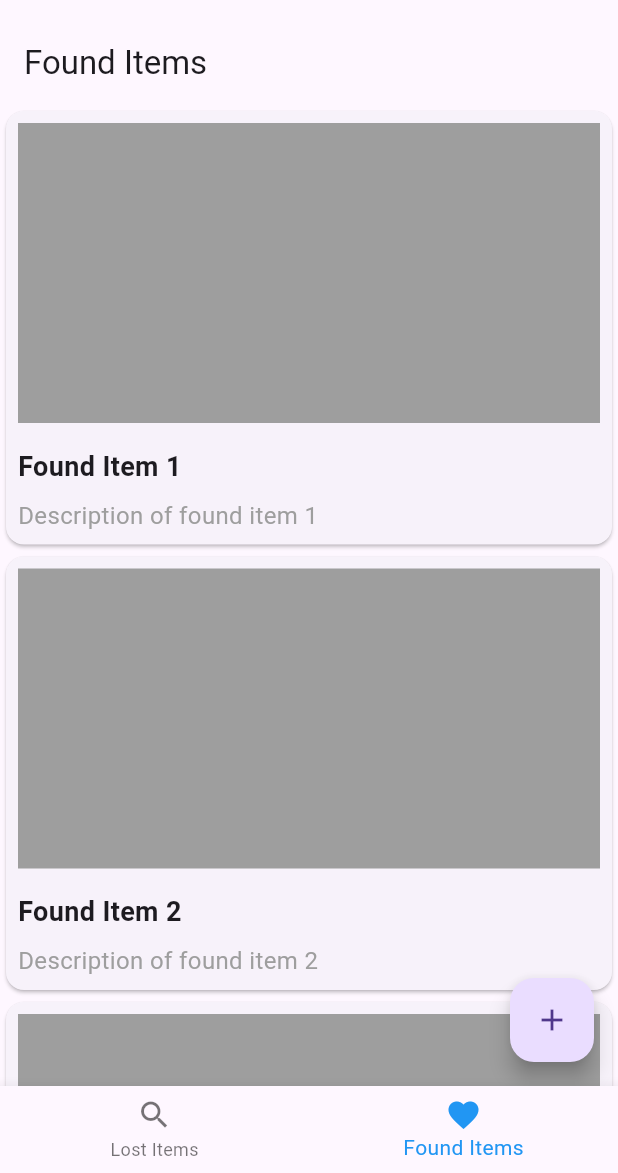
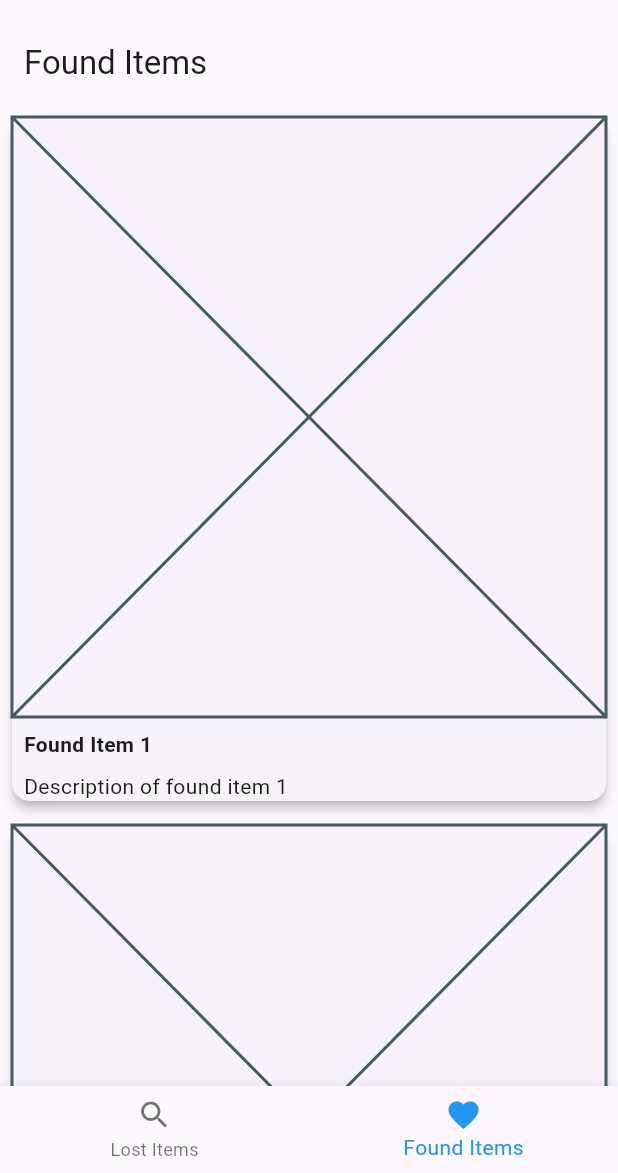
Before and after one commit to Shiva7ganesh/TraceHub, a Flutter app: the screen it shows after launch, item 2 of the bottom bar chosen, on a phone screen of 412 x 824 dp, the part 63-1236 px from its top. Run offline on Flutter 3.47's test engine with Material 3 defaults, Android fonts, the phone set to English and light mode, and no system bars.

```diff
--- a/lib/LostItemDetailsPage.dart
+++ b/lib/LostItemDetailsPage.dart
@@ -5,9 +5,9 @@ class LostItemDetailsPage extends StatelessWidget {
   Widget build(BuildContext context) {
     return Scaffold(
       appBar: AppBar(
-        title: Text('Lost Item Details'),
+        title: const Text('Lost Item Details'),
       ),
-      body: Center(
+      body: const Center(
         child: Text('Detailed view of the selected lost item'),
       ),
     );
--- a/lib/MyHomePage.dart
+++ b/lib/MyHomePage.dart
@@ -3,10 +3,12 @@ import 'found_items_page.dart'; // Import FoundItemsPage widget here
 import 'lost_items_page.dart'; // Import LostItemsPage widget here
 
 void main() {
-  runApp(MyApp());
+  runApp(const MyApp());
 }
 
 class MyApp extends StatelessWidget {
+  const MyApp({super.key});
+
   @override
   Widget build(BuildContext context) {
     return MaterialApp(
@@ -14,12 +16,14 @@ class MyApp extends StatelessWidget {
       theme: ThemeData(
         primarySwatch: Colors.blue,
       ),
-      home: MyHomePage(),
+      home: const MyHomePage(),
     );
   }
 }
 
 class MyHomePage extends StatefulWidget {
+  const MyHomePage({super.key});
+
   @override
   _MyHomePageState createState() => _MyHomePageState();
 }
@@ -27,7 +31,7 @@ class MyHomePage extends StatefulWidget {
 class _MyHomePageState extends State<MyHomePage> {
   int _selectedIndex = 0;
 
-  static List<Widget> _widgetOptions = <Widget>[
+  static final List<Widget> _widgetOptions = <Widget>[
     LostItemsPage(), // Use LostItemsPage widget
     FoundItemsPage(), // Use FoundItemsPage widget
   ];
@@ -42,7 +46,7 @@ class _MyHomePageState extends State<MyHomePage> {
   Widget build(BuildContext context) {
     return Scaffold(
       appBar: AppBar(
-        title: Text('Lost & Found App'),
+        title: const Text('Lost & Found App'),
       ),
       body: _widgetOptions.elementAt(_selectedIndex),
       bottomNavigationBar: BottomNavigationBar(
--- a/lib/found_items_page.dart
+++ b/lib/found_items_page.dart
@@ -1,66 +1,52 @@
 import 'package:flutter/material.dart';
-import 'found_item_details_page.dart'; // Import your FoundItemDetailsPage widget here
-import 'AddPostPage.dart';
+import 'package:lostandfound/found_item_details_page.dart'; // Import your FoundItemDetailsPage widget here
+
 class FoundItemsPage extends StatelessWidget {
   @override
   Widget build(BuildContext context) {
     return Scaffold(
       appBar: AppBar(
-        title: Text('Found Items'), // Update the title here
+        title: const Text('Found Items'),
       ),
       body: ListView.builder(
         itemCount: 10, // Change this to the actual number of found items
         itemBuilder: (context, index) {
           return GestureDetector(
             onTap: () {
+              // Navigate to detailed view of the selected found item
               Navigator.push(
                 context,
-                MaterialPageRoute(builder: (context) => FoundItemDetailsPage()),
+                MaterialPageRoute(builder: (context) => FoundItemDetailsPage(itemIndex: index)),
               );
             },
             child: Card(
-              child: Padding(
-                padding: EdgeInsets.all(8.0),
-                child: Column(
-                  crossAxisAlignment: CrossAxisAlignment.start,
-                  children: <Widget>[
-                    Container(
-                      width: double.infinity,
-                      height: 200, // Increase the image size here
-                      child: AspectRatio(
-                        aspectRatio: 1, // Square image
-                        child: Container(
-                          color: Colors.grey, // Replace with your image widget or network image
-                          // child: Image.asset('assets/image_placeholder.jpg', fit: BoxFit.cover),
-                        ),
-                      ),
+              elevation: 3.0,
+              margin: EdgeInsets.all(8.0),
+              child: Column(
+                crossAxisAlignment: CrossAxisAlignment.stretch,
+                children: [
+                  Placeholder(), // Placeholder for image
+                  Padding(
+                    padding: EdgeInsets.all(8.0),
+                    child: Text(
+                      'Found Item ${index + 1}',
+                      style: TextStyle(fontWeight: FontWeight.bold),
                     ),
-                    SizedBox(height: 16.0),
-                    Text(
-                      'Found Item ${index + 1}', // Update the text here
-                      style: TextStyle(fontWeight: FontWeight.bold, fontSize: 18),
+                  ),
+                  Padding(
+                    padding: EdgeInsets.symmetric(horizontal: 8.0),
+                    child: Text(
+                      'Description of found item ${index + 1}',
+                      maxLines: 2,
+                      overflow: TextOverflow.ellipsis,
                     ),
-                    SizedBox(height: 8.0),
-                    Text(
-                      'Description of found item ${index + 1}', // Update the text here
-                      style: TextStyle(color: Colors.grey, fontSize: 16),
-                    ),
-                  ],
-                ),
+                  ),
+                ],
               ),
             ),
           );
         },
       ),
-        floatingActionButton: FloatingActionButton(
-        onPressed: () {
-      Navigator.push(
-        context,
-        MaterialPageRoute(builder: (context) => AddPostPage()), // Navigate to AddPostPage
-      );
-      },
-        child: Icon(Icons.add),
-      ),
     );
   }
 }
--- a/pubspec.yaml
+++ b/pubspec.yaml
@@ -30,6 +30,11 @@ environment:
 dependencies:
   flutter:
     sdk: flutter
+  firebase_core: ^2.25.4
+  firebase_auth: ^4.17.4
+  google_sign_in: ^6.2.1
+  provider: ^6.1.1
+
 
 
   # The following adds the Cupertino Icons font to your application.
```
Also changed, not shown: lib/found_item_details_page.dart (+20 -4 lines), lib/log_in.dart (added, +119 -0 lines), lib/login.dart (added, +118 -0 lines), lib/lost_items_page.dart (+7 -43 lines), pubspec.lock, 4 other files.
